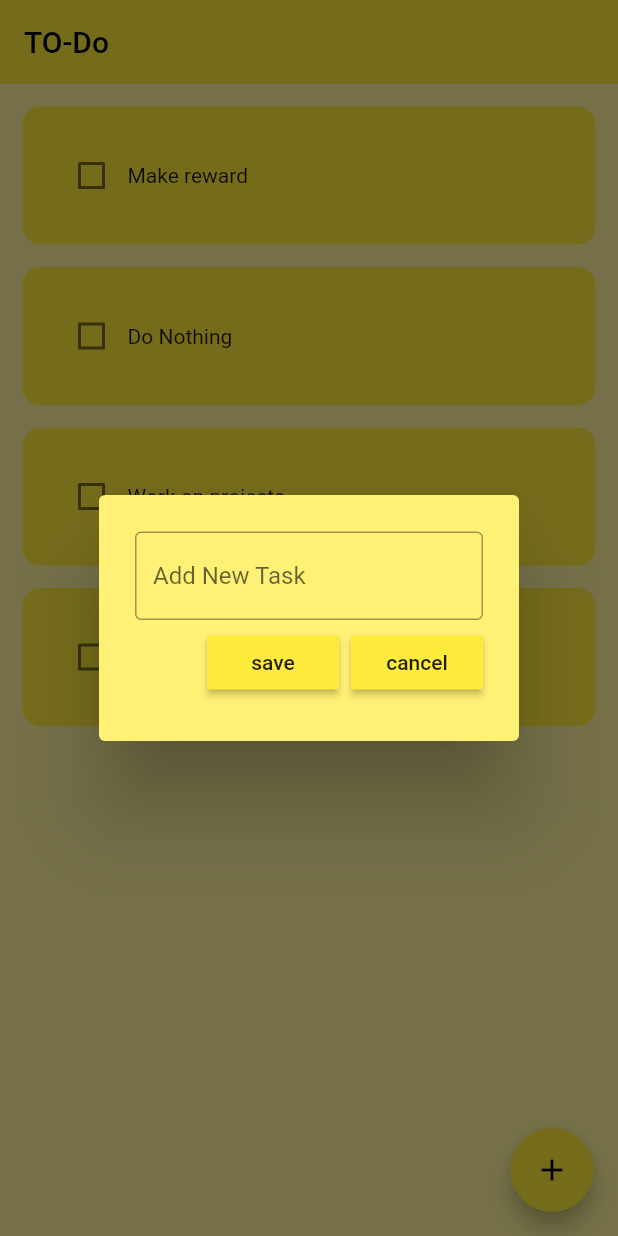
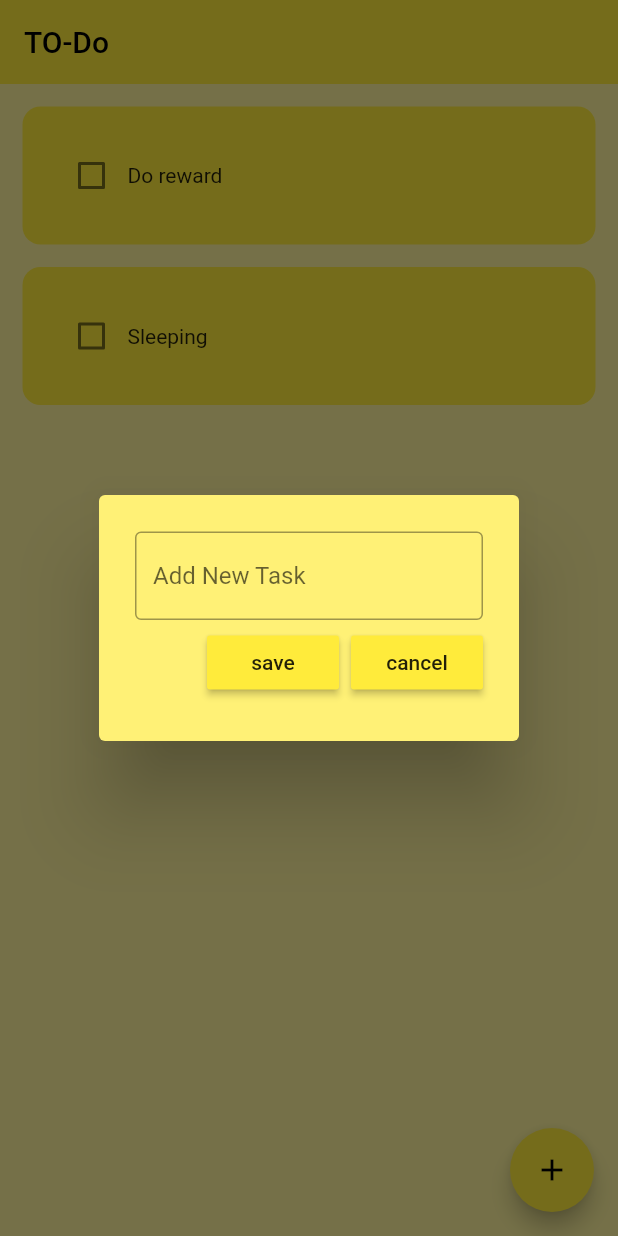
Before and after one commit to Vaibhav77e/Todo_app, a Flutter app: the screen it shows after launch, after a tap on the "add" icon, on a phone screen of 412 x 824 dp. Run offline on Flutter 3.47's test engine with Material 2 defaults, Android fonts, the phone set to English and light mode, and no system bars; drawn by our look-alikes of flutter_slidable; our stand-ins replace hive, hive_flutter; accounts and stored records are empty.

Commit message:
"added local storage hive but not working"

```diff
--- /dev/null
+++ b/lib/data/database.dart
@@ -0,0 +1,25 @@
+import 'package:hive/hive.dart';
+
+class TodoDatabase {
+  List todoList = [];
+  //reference to our box
+  final _mybox = Hive.box('mybox');
+
+  //runs this method when app is open for 1st time
+  void createInitialData() {
+    todoList = [
+      ["Do reward", false],
+      ["Sleeping", false],
+    ];
+  }
+
+  //load data from db
+  void loadDatabase() {
+    todoList = _mybox.get("TODOLIST");
+  }
+
+  //update the db
+  void updateDatabase() {
+    _mybox.put("TODOLIST", todoList);
+  }
+}
--- a/lib/main.dart
+++ b/lib/main.dart
@@ -1,7 +1,13 @@
 import 'package:flutter/material.dart';
+import 'package:hive_flutter/adapters.dart';
 import './screens/homepage.dart';
 
-void main() {
+void main() async {
+  //initialize the hive local database
+  Hive.initFlutter;
+  // open a box
+  var box = Hive.openBox('mybox');
+
   runApp(const MyApp());
 }
 
@@ -13,7 +19,7 @@ class MyApp extends StatelessWidget {
   Widget build(BuildContext context) {
     return MaterialApp(
       debugShowCheckedModeBanner: false,
-      home: Homepage(),
+      home: const Homepage(),
       theme: ThemeData(primarySwatch: Colors.yellow),
     );
   }
--- a/lib/screens/homepage.dart
+++ b/lib/screens/homepage.dart
@@ -1,6 +1,7 @@
 import 'package:flutter/material.dart';
 import 'package:todo/widgets/dialog_box.dart';
-
+import 'package:hive_flutter/adapters.dart';
+import '../data/database.dart';
 import '../widgets/todo_tile.dart';
 
 class Homepage extends StatefulWidget {
@@ -11,30 +12,48 @@ class Homepage extends StatefulWidget {
 }
 
 class _HomepageState extends State<Homepage> {
+  //reference to hive box
+  final _myBox = Hive.box('mybox');
+  //create an instance of todo db
+  TodoDatabase db = TodoDatabase();
+
+  @override
+  void initState() {
+    /// whenever the app runs for the first time
+    if (_myBox.get("TODOLIST") == null) {
+      db.createInitialData();
+    } else {
+      db.loadDatabase();
+    }
+    super.initState();
+  }
+
   //text controller
   final _controller = TextEditingController();
+
   // list of todos
-  List todoList = [
-    ["Make reward", false],
-    ["Do Nothing", false],
-    ["Work on projects", false],
-    ["Watch anime", false],
-  ];
+
+  // List todoList = [
+  //   // ["Make reward", false],
+  //   // ["Do Nothing", false],
+  // ];
 
 // logic for check box
   void checkedVal(bool? value, int index) {
     setState(() {
-      todoList[index][1] = !todoList[index][1];
+      db.todoList[index][1] = !db.todoList[index][1];
     });
+    db.updateDatabase();
   }
 
 //save task
   void saveTask() {
     setState(() {
-      todoList.add([_controller.text, false]);
+      db.todoList.add([_controller.text, false]);
       _controller.clear();
     });
     Navigator.of(context).pop();
+    db.updateDatabase();
   }
 
 //create task
@@ -53,8 +72,9 @@ class _HomepageState extends State<Homepage> {
   //delete task
   void deleteTaskValue(int index) {
     setState(() {
-      todoList.removeAt(index);
+      db.todoList.removeAt(index);
     });
+    db.updateDatabase();
   }
 
   @override
@@ -70,11 +90,11 @@ class _HomepageState extends State<Homepage> {
         child: const Icon(Icons.add),
       ),
       body: ListView.builder(
-        itemCount: todoList.length,
+        itemCount: db.todoList.length,
         itemBuilder: (context, index) {
           return ToDoList(
-            taskName: todoList[index][0],
-            taskCompleted: todoList[index][1],
+            taskName: db.todoList[index][0],
+            taskCompleted: db.todoList[index][1],
             onChangedValue: (value) => checkedVal(value, index),
             deleteTask: (context) => deleteTaskValue(index),
           );
--- a/lib/widgets/todo_tile.dart
+++ b/lib/widgets/todo_tile.dart
@@ -22,6 +22,7 @@ class ToDoList extends StatelessWidget {
             onPressed: deleteTask,
             icon: Icons.delete,
             backgroundColor: Colors.red.shade300,
+            borderRadius: BorderRadius.circular(12),
           )
         ]),
         child: Container(
--- a/pubspec.yaml
+++ b/pubspec.yaml
@@ -36,10 +36,15 @@ dependencies:
   # Use with the CupertinoIcons class for iOS style icons.
   cupertino_icons: ^1.0.2
   flutter_slidable: ^3.0.0
+  hive: ^2.2.3
+  hive_flutter: ^1.1.0
+
 
 dev_dependencies:
   flutter_test:
     sdk: flutter
+  hive_generator: ^2.0.0
+  build_runner: ^2.3.3
 
   # The "flutter_lints" package below contains a set of recommended lints to
   # encourage good coding practices. The lint set provided by the package is
```
Also changed, not shown: pubspec.lock, 1 other file.
